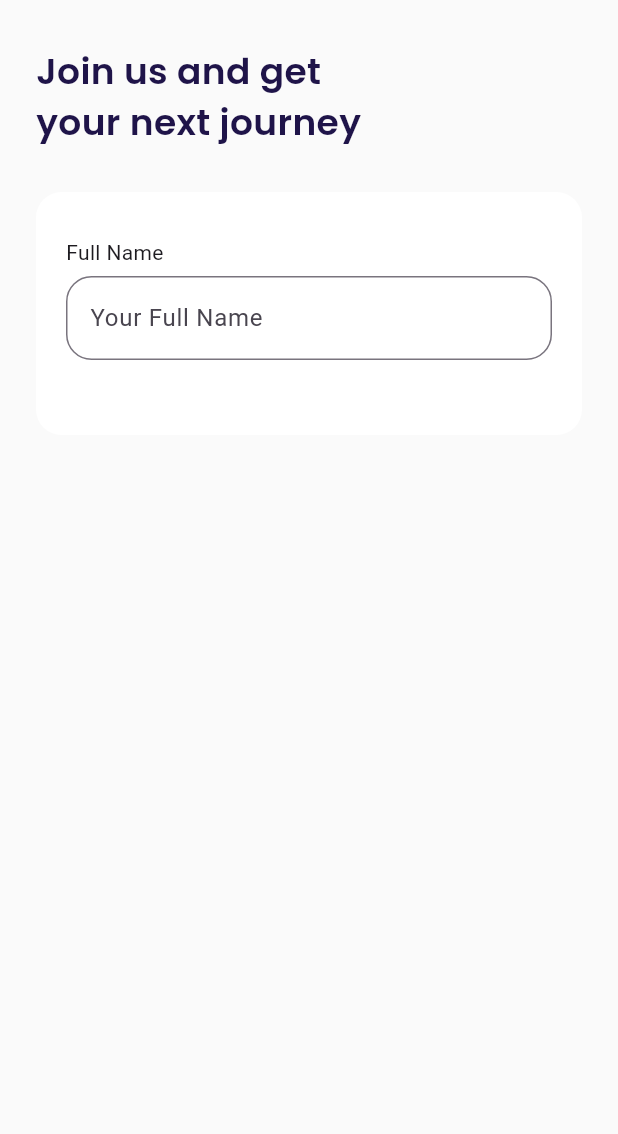
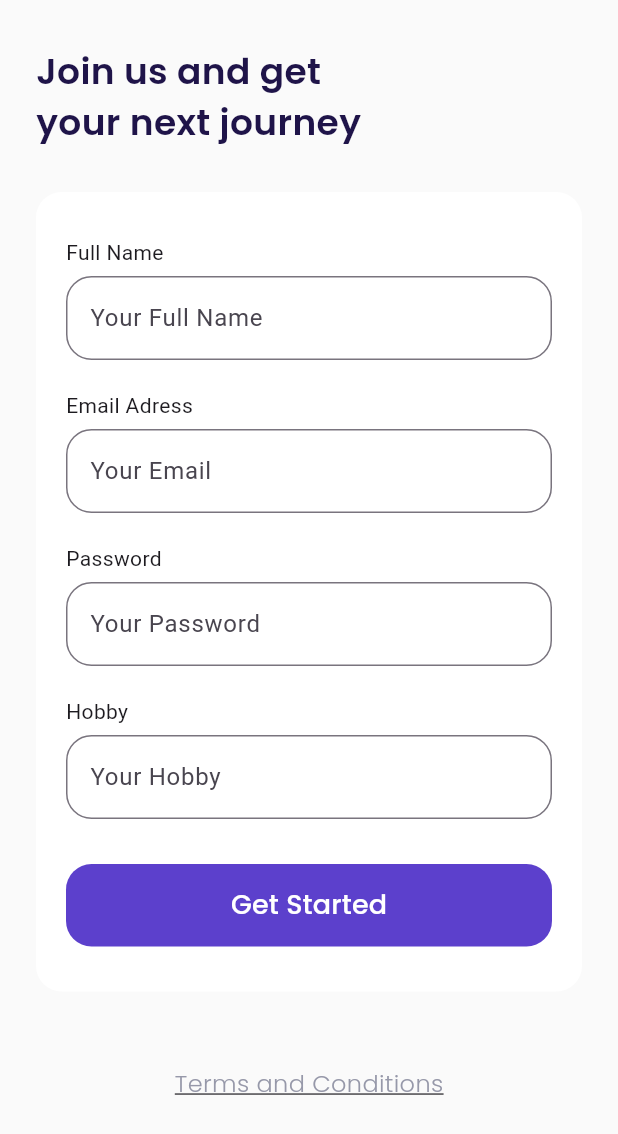
Before and after one commit to ChaerulHidayat17/Project_UAS_Pemograman-Mobile_Airplane, a Flutter app: the SignUpPage screen opened by its route, on a phone screen of 412 x 824 dp. Shown: the top 1134 px of the screen. Run offline on Flutter 3.47's test engine with Material 3 defaults, Android fonts, the light colour scheme and no system bars; our stand-ins replace google_fonts.

Commit message:
pembuatan halaman sign up

```diff
--- a/lib/ui/pages/get_started_page.dart
+++ b/lib/ui/pages/get_started_page.dart
@@ -34,7 +34,7 @@
                   height: 10,
                 ),
                 Text(
-                  'Explore new world with us and let /n yourself get an amazing experiences',
+                  'Explore new world with us and let \n yourself get an amazing experiences',
                   style: whiteTextStyle.copyWith(
                     fontSize: 16,
                     fontWeight: light,
--- a/lib/ui/pages/sign_up_page.dart
+++ b/lib/ui/pages/sign_up_page.dart
@@ -20,7 +20,7 @@
     }
 
     Widget inputSection() {
-      Widget emailInput() {
+      Widget nameInput() {
         return Container(
           margin: EdgeInsets.only(bottom: 20),
           child: Column(
@@ -56,6 +56,138 @@
         );
       }
 
+      Widget emailInput() {
+        return Container(
+          margin: EdgeInsets.only(bottom: 20),
+          child: Column(
+            crossAxisAlignment: CrossAxisAlignment.start,
+            children: [
+              Text(
+                'Email Adress',
+              ),
+              SizedBox(
+                height: 6,
+              ),
+              TextFormField(
+                cursorColor: kBlackColor,
+                decoration: InputDecoration(
+                  hintText: 'Your Email',
+                  border: OutlineInputBorder(
+                    borderRadius: BorderRadius.circular(
+                      defaultRadius,
+                    ),
+                  ),
+                  focusedBorder: OutlineInputBorder(
+                    borderRadius: BorderRadius.circular(
+                      defaultRadius,
+                    ),
+                    borderSide: BorderSide(
+                      color: kPrimaryColor,
+                    ),
+                  ),
+                ),
+              ),
+            ],
+          ),
+        );
+      }
+
+      Widget passwordInput() {
+        return Container(
+          margin: EdgeInsets.only(bottom: 20),
+          child: Column(
+            crossAxisAlignment: CrossAxisAlignment.start,
+            children: [
+              Text(
+                'Password',
+              ),
+              SizedBox(
+                height: 6,
+              ),
+              TextFormField(
+                cursorColor: kBlackColor,
+                obscureText: true,
+                decoration: InputDecoration(
+                  hintText: 'Your Password',
+                  border: OutlineInputBorder(
+                    borderRadius: BorderRadius.circular(
+                      defaultRadius,
+                    ),
+                  ),
+                  focusedBorder: OutlineInputBorder(
+                    borderRadius: BorderRadius.circular(
+                      defaultRadius,
+                    ),
+                    borderSide: BorderSide(
+                      color: kPrimaryColor,
+                    ),
+                  ),
+                ),
+              ),
+            ],
+          ),
+        );
+      }
+
+      Widget hobbyInput() {
+        return Container(
+          margin: EdgeInsets.only(bottom: 30),
+          child: Column(
+            crossAxisAlignment: CrossAxisAlignment.start,
+            children: [
+              Text(
+                'Hobby',
+              ),
+              SizedBox(
+                height: 6,
+              ),
+              TextFormField(
+                cursorColor: kBlackColor,
+                decoration: InputDecoration(
+                  hintText: 'Your Hobby',
+                  border: OutlineInputBorder(
+                    borderRadius: BorderRadius.circular(
+                      defaultRadius,
+                    ),
+                  ),
+                  focusedBorder: OutlineInputBorder(
+                    borderRadius: BorderRadius.circular(
+                      defaultRadius,
+                    ),
+                    borderSide: BorderSide(
+                      color: kPrimaryColor,
+                    ),
+                  ),
+                ),
+              ),
+            ],
+          ),
+        );
+      }
+
+      Widget submitButton() {
+        return Container(
+          width: double.infinity,
+          height: 55,
+          child: TextButton(
+            onPressed: () {},
+            style: TextButton.styleFrom(
+                backgroundColor: kPrimaryColor,
+                shape: RoundedRectangleBorder(
+                    borderRadius: BorderRadius.circular(
+                  defaultRadius,
+                ))),
+            child: Text(
+              'Get Started',
+              style: whiteTextStyle.copyWith(
+                fontSize: 18,
+                fontWeight: medium,
+              ),
+            ),
+          ),
+        );
+      }
+
       return Container(
         margin: EdgeInsets.only(top: 30),
         padding: EdgeInsets.symmetric(
@@ -69,8 +201,30 @@
             )),
         child: Column(
           children: [
+            nameInput(),
             emailInput(),
+            passwordInput(),
+            hobbyInput(),
+            submitButton(),
           ],
+        ),
+      );
+    }
+
+    Widget tacButton() {
+      return Container(
+        alignment: Alignment.center,
+        margin: EdgeInsets.only(
+          top: 50,
+          bottom: 73,
+        ),
+        child: Text(
+          'Terms and Conditions',
+          style: greyTextStyle.copyWith(
+            fontSize: 16,
+            fontWeight: light,
+            decoration: TextDecoration.underline,
+          ),
         ),
       );
     }
@@ -85,6 +239,7 @@
           children: [
             title(),
             inputSection(),
+            tacButton(),
           ],
         ),
       ),
--- a/lib/ui/pages/splash_page.dart
+++ b/lib/ui/pages/splash_page.dart
@@ -42,7 +42,7 @@
               ),
             ),
             Text(
-              'AIRPLANE',
+              'TRAVELOKA',
               style: whiteTextStyle.copyWith(
                 fontSize: 32,
                 fontWeight: medium,
```
